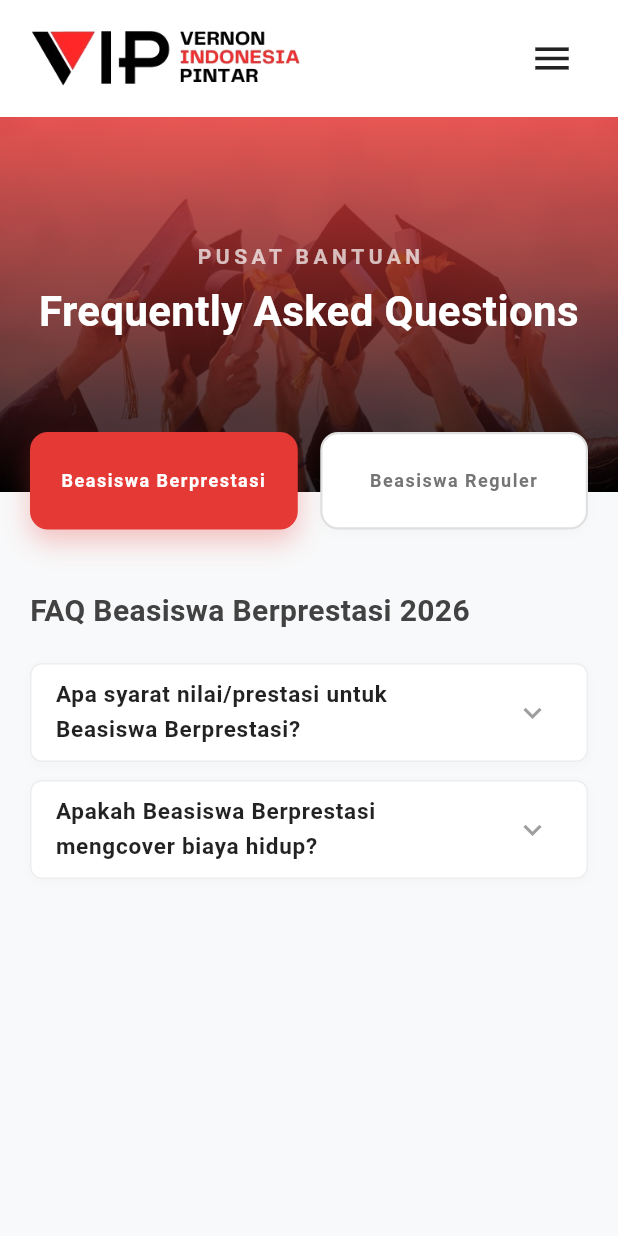
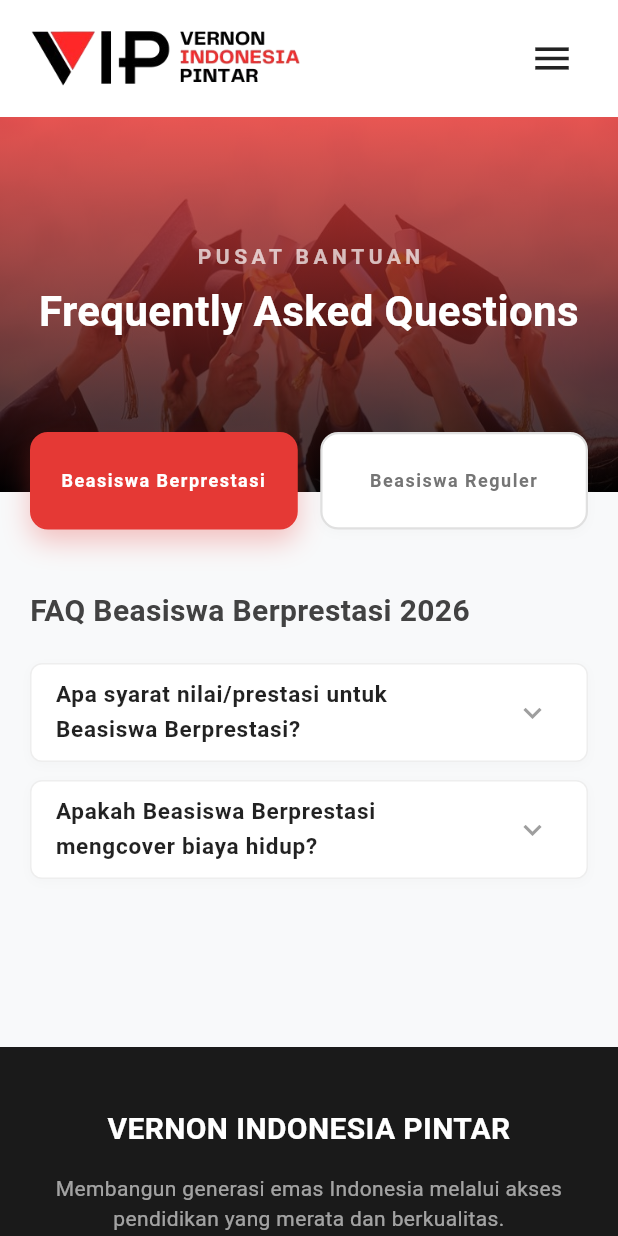
Before and after one commit to dheaulyn/Vernon-Indonesia-Pintar, a Flutter app: the FAQScreen screen opened by its route, on a phone screen of 412 x 824 dp. Run offline on Flutter 3.47's test engine with Material 3 defaults, Android fonts, the light colour scheme and no system bars; our stand-ins replace go_router.

Commit message:
update footer

```diff
--- a/lib/screens/home/widgets/faq_screen.dart
+++ b/lib/screens/home/widgets/faq_screen.dart
@@ -2,7 +2,8 @@ import 'package:flutter/material.dart';
 // import 'package:go_router/go_router.dart';
 import '../../../core/app_colors.dart';
 import '../../shared/custom_navbar.dart';
-import '../../../data/faq_data.dart'; // 👇 1. IMPORT GUDANG DATA
+import '../../shared/custom_footer.dart'; // 👇 1. IMPORT CUSTOM FOOTER
+import '../../../data/faq_data.dart';
 
 class FAQScreen extends StatefulWidget {
   const FAQScreen({super.key});
@@ -15,19 +16,15 @@ class _FAQScreenState extends State<FAQScreen> {
   int expandedIndex = -1;
   int selectedTabIndex = 0;
 
-  // 👇 2. DATA DUMMY DIHAPUS DARI SINI KARENA SUDAH PINDAH KE faq_data.dart
-
   @override
   Widget build(BuildContext context) {
     // Deteksi apakah layar sedang diakses via HP atau PC
     final bool isMobile = MediaQuery.of(context).size.width < 800;
 
-    // 👇 3. BUNGKUS DENGAN LISTENABLE BUILDER UNTUK REAL-TIME UPDATE
     return ListenableBuilder(
       listenable: globalFaqStore, // Pantau perubahan di Gudang Data
       builder: (context, child) {
 
-        // 👇 4. AMBIL DATA DARI GUDANG DATA SECARA LANGSUNG
         final currentFaqList = selectedTabIndex == 0 ? globalFaqStore.faqBerprestasi : globalFaqStore.faqReguler;
 
         final String currentTitle = selectedTabIndex == 0
@@ -121,7 +118,6 @@ class _FAQScreenState extends State<FAQScreen> {
                         ),
                         const SizedBox(height: 20),
 
-                        // 👇 JIKA DATA KOSONG, TAMPILKAN PESAN
                         if (currentFaqList.isEmpty)
                           const Padding(
                             padding: EdgeInsets.symmetric(vertical: 40),
@@ -213,11 +209,14 @@ class _FAQScreenState extends State<FAQScreen> {
                             );
                           }),
 
-                        const SizedBox(height: 100),
+                        const SizedBox(height: 60), // Kurangi sedikit padding bawah agar footer lebih proporsional
                       ],
                     ),
                   ),
                 ),
+
+                // 👇 2. PANGGIL CUSTOM FOOTER DI BAGIAN PALING BAWAH
+                const CustomFooter(),
               ],
             ),
           ),
--- a/lib/screens/shared/custom_footer.dart
+++ b/lib/screens/shared/custom_footer.dart
@@ -5,62 +5,90 @@ class CustomFooter extends StatelessWidget {
 
   @override
   Widget build(BuildContext context) {
+    final bool isMobile = MediaQuery.of(context).size.width < 900;
 
-    final bool isMobile = MediaQuery.of(context).size.width < 600;
+    Widget aboutFooter = Column(
+      crossAxisAlignment: isMobile ? CrossAxisAlignment.center : CrossAxisAlignment.start,
+      children: [
+        const Text(
+          "VERNON INDONESIA PINTAR",
+          textAlign: TextAlign.center,
+          style: TextStyle(color: Colors.white, fontSize: 20, fontWeight: FontWeight.bold),
+        ),
+        const SizedBox(height: 15),
+        Text(
+          "Membangun generasi emas Indonesia melalui akses pendidikan yang merata dan berkualitas.",
+          textAlign: isMobile ? TextAlign.center : TextAlign.left,
+          style: TextStyle(color: Colors.white.withValues(alpha: 0.6), fontSize: 14),
+        ),
+      ],
+    );
+
+    Widget contactFooter = Column(
+      crossAxisAlignment: isMobile ? CrossAxisAlignment.center : CrossAxisAlignment.start,
+      children: [
+        const Text(
+          "HUBUNGI KAMI",
+          style: TextStyle(color: Colors.white, fontWeight: FontWeight.bold),
+        ),
+        const SizedBox(height: 15),
+        _footerLink("WhatsApp: +62 812-3456-7890", isMobile),
+        _footerLink("Email: info@vip.or.id", isMobile),
+        _footerLink(
+          "Alamat: Jl. Letjen Sutoyo No.102A, Bunulrejo, Kec. Blimbing, Kota Malang, Jawa Timur, Indonesia",
+          isMobile,
+        ),
+      ],
+    );
 
     return Container(
+      width: double.infinity,
+      color: const Color(0xFF1A1A1A), // Warna hitam pekat seperti halaman lain
       padding: EdgeInsets.symmetric(
-        vertical: isMobile ? 20.0 : 30.0,
-        horizontal: 20.0,
+        vertical: isMobile ? 40 : 60,
+        horizontal: isMobile ? 30 : 50,
       ),
-      color: Colors.grey[200],
-      width: double.infinity,
       child: Column(
-        mainAxisSize: MainAxisSize.min,
         children: [
+          if (isMobile)
+            Column(
+              children: [
+                aboutFooter,
+                const SizedBox(height: 40),
+                contactFooter,
+              ],
+            )
+          else
+            Row(
+              crossAxisAlignment: CrossAxisAlignment.start,
+              children: [
+                Expanded(flex: 2, child: aboutFooter),
+                const SizedBox(width: 50),
+                Expanded(child: contactFooter),
+              ],
+            ),
+          SizedBox(height: isMobile ? 30 : 50),
           Text(
-
-            '© 2026 Vernon Indonesia Pintar. All rights reserved.',
+            "© 2026 Vernon Indonesia Pintar. All Rights Reserved.",
             textAlign: TextAlign.center,
-            style: TextStyle(
-              color: Colors.grey[600],
-              fontSize: isMobile ? 12 : 14,
-            ),
-          ),
-          const SizedBox(height: 12.0),
-
-
-          Wrap(
-            alignment: WrapAlignment.center,
-            spacing: isMobile ? 10.0 : 20.0,
-            runSpacing: 10.0,
-            children: [
-              TextButton(
-                onPressed: () {},
-                style: TextButton.styleFrom(
-                  padding: const EdgeInsets.symmetric(horizontal: 10),
-                  minimumSize: Size.zero,
-                ),
-                child: Text(
-                  'Privacy Policy',
-                  style: TextStyle(fontSize: isMobile ? 12 : 14),
-                ),
-              ),
-              TextButton(
-                onPressed: () {},
-                style: TextButton.styleFrom(
-                  padding: const EdgeInsets.symmetric(horizontal: 10),
-                  minimumSize: Size.zero,
-                ),
-                child: Text(
-                  'Terms of Service',
-                  style: TextStyle(fontSize: isMobile ? 12 : 14),
-                ),
-              ),
-            ],
+            style: TextStyle(color: Colors.white.withValues(alpha: 0.3), fontSize: 12),
           ),
         ],
       ),
     );
   }
+
+  Widget _footerLink(String title, bool isMobile) {
+    return Padding(
+      padding: const EdgeInsets.only(bottom: 12),
+      child: InkWell(
+        onTap: () {},
+        child: Text(
+          title,
+          textAlign: isMobile ? TextAlign.center : TextAlign.left,
+          style: TextStyle(color: Colors.white.withValues(alpha: 0.6), fontSize: 15),
+        ),
+      ),
+    );
+  }
 }
```
Also changed, not shown: lib/screens/home/home_screen.dart (+8 -46 lines), lib/screens/home/widgets/form_beasiswa.dart (+48 -77 lines).
